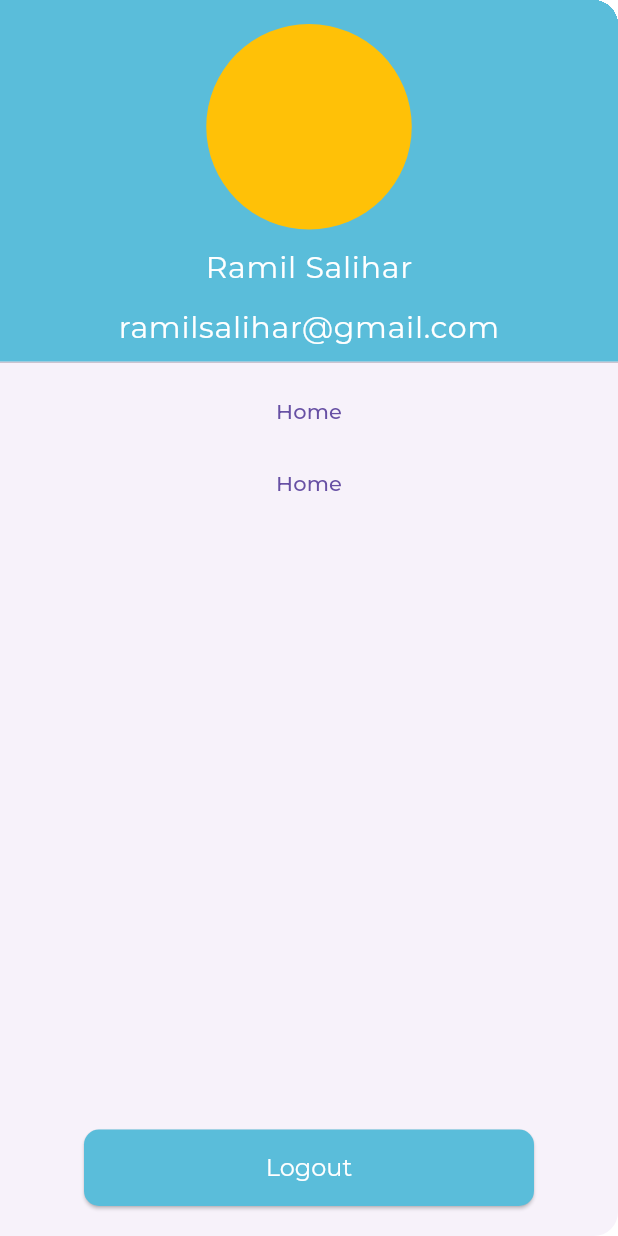
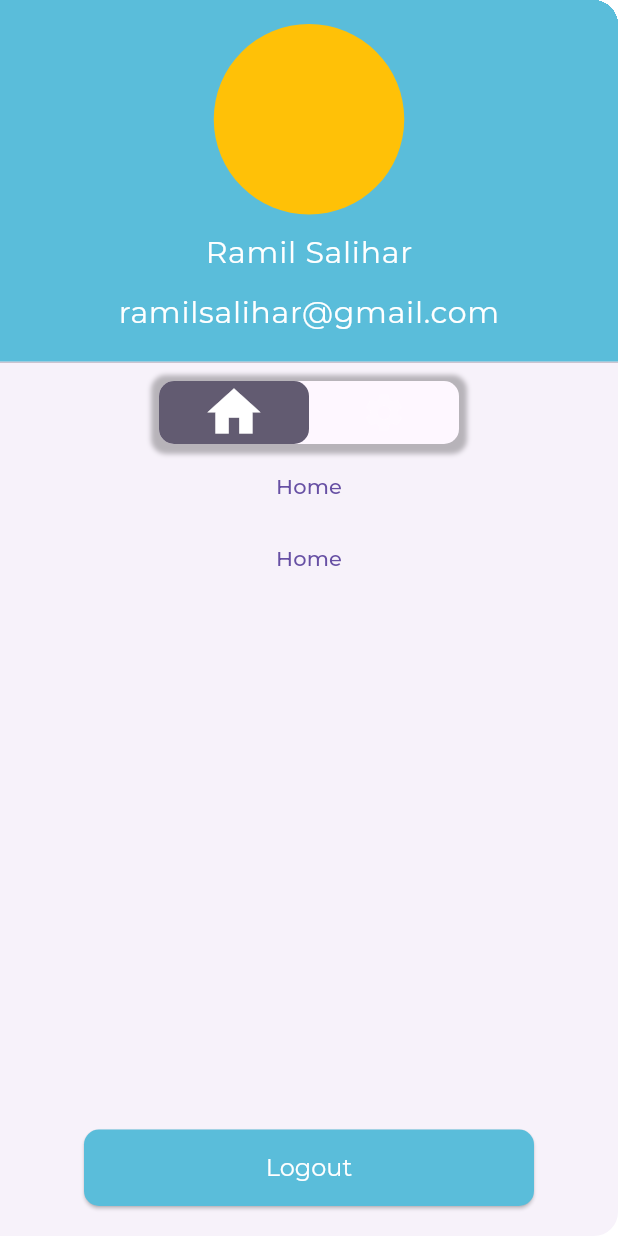
Before and after one commit to UCADevClub/HIS-mobile, a Flutter app: the AppDrawer screen opened by its route, on a phone screen of 412 x 824 dp. Run offline on Flutter 3.47's test engine with Material 3 defaults, Android fonts, the phone set to English and light mode, and no system bars; drawn by our look-alikes of animated_toggle_switch; our stand-ins replace auto_route, bloc, dio, flutter_bloc, get_it, google_fonts; generated files the repository leaves out were written again.

Commit message:
adding switch button

```diff
--- /dev/null
+++ b/lib/presentation/widgets/buttons/switch_button.dart
@@ -0,0 +1,19 @@
+import 'package:flutter/material.dart';
+
+class SwitchButton extends StatefulWidget {
+  const SwitchButton({super.key});
+
+  @override
+  State<SwitchButton> createState() => _SwitchButtonState();
+}
+
+class _SwitchButtonState extends State<SwitchButton> {
+  @override
+  Widget build(BuildContext context) {
+    return Switch(
+      value: false,
+      onChanged: (bool value) {},
+      activeColor: Theme.of(context).primaryColor,
+    );
+  }
+}
--- a/lib/presentation/widgets/layout/app_drawer.dart
+++ b/lib/presentation/widgets/layout/app_drawer.dart
@@ -1,13 +1,20 @@
+import 'package:animated_toggle_switch/animated_toggle_switch.dart';
 import 'package:auto_route/annotations.dart';
 import 'package:flutter/material.dart';
 import 'package:his_mobile/presentation/widgets/buttons/app_button.dart';
 
 @RoutePage()
-class AppDrawer extends StatelessWidget {
+class AppDrawer extends StatefulWidget {
   const AppDrawer({super.key});
 
   @override
+  State<AppDrawer> createState() => _AppDrawerState();
+}
+
+class _AppDrawerState extends State<AppDrawer> {
+  @override
   Widget build(BuildContext context) {
+    var current = 0;
     return Drawer(
       child: Column(
         children: [
@@ -43,9 +50,44 @@ class AppDrawer extends StatelessWidget {
                       fontSize: 20,
                     ),
                   ),
+                  const SizedBox(height: 10),
                 ],
               ),
             ),
+          ),
+          AnimatedToggleSwitch<int>.size(
+            textDirection: TextDirection.rtl,
+            current: current,
+            values: const [0, 1],
+            iconOpacity: 0.2,
+            indicatorSize: const Size.fromWidth(100),
+            iconBuilder: (index) => index == 0
+                ? const Icon(
+                    Icons.home,
+                    size: 30,
+                    color: Colors.white,
+                  )
+                : const Icon(
+                    Icons.settings,
+                    size: 30,
+                    color: Colors.white,
+                  ),
+            borderWidth: 4.0,
+            iconAnimationType: AnimationType.onHover,
+            style: ToggleStyle(
+              borderColor: Colors.transparent,
+              borderRadius: BorderRadius.circular(10.0),
+              boxShadow: [
+                BoxShadow(
+                  color: Colors.black26,
+                  spreadRadius: 1,
+                  blurRadius: 2,
+                  offset: Offset(0, 1.5),
+                ),
+              ],
+            ),
+            onChanged: (int i) => setState(() => current = i),
+            onTap: (i) => print('Tapped on $i'),
           ),
           TextButton(
             onPressed: () {
--- a/pubspec.yaml
+++ b/pubspec.yaml
@@ -21,6 +21,7 @@ dependencies:
   equatable: ^2.0.5
   flutter_svg: ^2.0.9
   google_fonts: ^6.1.0
+  animated_toggle_switch: ^0.8.0
 
 dev_dependencies:
   flutter_test:
```
Also changed, not shown: pubspec.lock.
